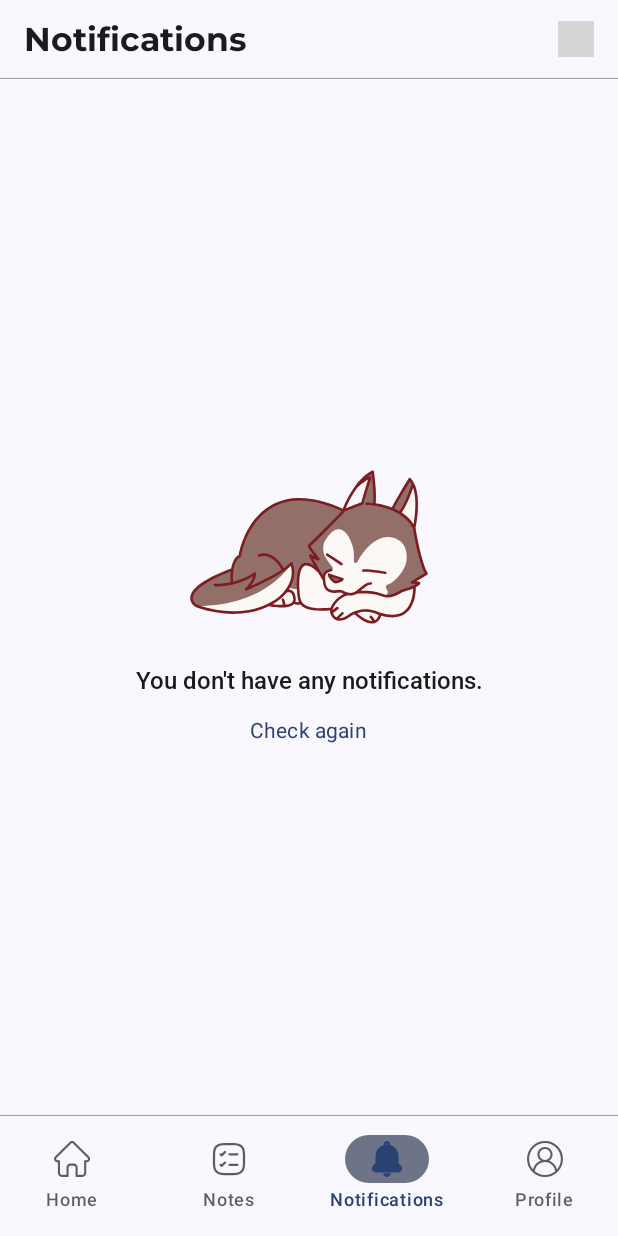
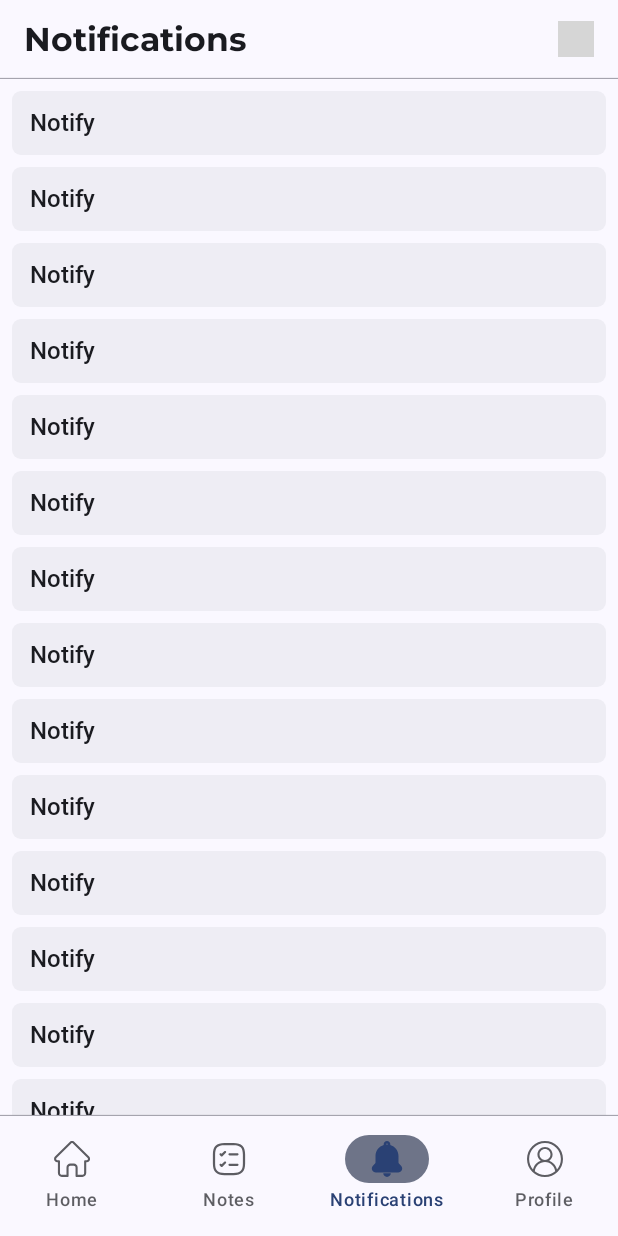
Before and after one commit to Chris-KH/WorkNestApp, an Android app built with Jetpack Compose: the composable NotificationScreen shown on its own in the app's theme, on a phone screen of 412 x 824 dp. Run offline under Robolectric (Android 15) with nearby library versions, the phone set to English and light mode, and no system bars; our stand-ins replace Dagger/Hilt's generated code, Firebase (no records; nobody signed in at launch, a user with empty details on screens opened directly); Roboto replaces fonts that are not available here; 1 statement that could not run was skipped; grey boxes are pictures that could not be loaded.

Commit message:
Notification model-viewmodel

```diff
--- a/app/src/main/java/com/apcs/worknestapp/data/remote/auth/AuthRepository.kt
+++ b/app/src/main/java/com/apcs/worknestapp/data/remote/auth/AuthRepository.kt
@@ -1,5 +1,6 @@
 package com.apcs.worknestapp.data.remote.auth
 
+import com.apcs.worknestapp.models.UserProfile
 import com.google.firebase.auth.FirebaseUser
 import kotlinx.coroutines.flow.StateFlow
 
--- a/app/src/main/java/com/apcs/worknestapp/data/remote/auth/AuthRepositoryImpl.kt
+++ b/app/src/main/java/com/apcs/worknestapp/data/remote/auth/AuthRepositoryImpl.kt
@@ -1,6 +1,7 @@
 package com.apcs.worknestapp.data.remote.auth
 
 import com.apcs.worknestapp.domain.logic.Validator
+import com.apcs.worknestapp.models.UserProfile
 import com.google.firebase.Timestamp
 import com.google.firebase.auth.FirebaseAuth
 import com.google.firebase.auth.FirebaseUser
--- /dev/null
+++ b/app/src/main/java/com/apcs/worknestapp/models/Notification.kt
@@ -0,0 +1,13 @@
+package com.apcs.worknestapp.models
+
+import com.google.firebase.Timestamp
+import com.google.firebase.firestore.DocumentId
+import com.google.firebase.firestore.ServerTimestamp
+
+data class Notification(
+    @DocumentId val docId: String? = null,
+    val title: String? = null,
+    val message: String? = null,
+    val isRead: Boolean? = null,
+    @ServerTimestamp val createdAt: Timestamp? = null,
+)
--- a/app/src/main/java/com/apcs/worknestapp/data/remote/auth/UserProfile.kt
+++ b/app/src/main/java/com/apcs/worknestapp/models/UserProfile.kt
@@ -1,4 +1,4 @@
-package com.apcs.worknestapp.data.remote.auth
+package com.apcs.worknestapp.models
 
 import com.google.firebase.Timestamp
 import com.google.firebase.firestore.DocumentId
--- a/app/src/main/java/com/apcs/worknestapp/ui/screens/home/HomeScreen.kt
+++ b/app/src/main/java/com/apcs/worknestapp/ui/screens/home/HomeScreen.kt
@@ -5,9 +5,10 @@ import androidx.compose.foundation.interaction.collectIsFocusedAsState
 import androidx.compose.foundation.layout.Box
 import androidx.compose.foundation.layout.fillMaxWidth
 import androidx.compose.foundation.layout.padding
+import androidx.compose.foundation.rememberScrollState
+import androidx.compose.foundation.verticalScroll
 import androidx.compose.material3.MaterialTheme
 import androidx.compose.material3.Scaffold
-import androidx.compose.material3.Text
 import androidx.compose.runtime.Composable
 import androidx.compose.runtime.getValue
 import androidx.compose.runtime.mutableStateOf
@@ -46,6 +47,7 @@ fun HomeScreen(
     ) { innerPadding ->
         Box(
             modifier = Modifier
+                .verticalScroll(rememberScrollState())
                 .padding(innerPadding)
                 .fillMaxWidth(),
         ) {
--- a/app/src/main/java/com/apcs/worknestapp/ui/screens/home/QuickAddNoteInput.kt
+++ b/app/src/main/java/com/apcs/worknestapp/ui/screens/home/QuickAddNoteInput.kt
@@ -60,7 +60,7 @@ fun QuickAddNoteInput(
                 fontWeight = FontWeight.Normal,
             )
         }
-        Spacer(modifier = Modifier.height(16.dp))
+        Spacer(modifier = Modifier.height(12.dp))
         Column(
             modifier = Modifier
                 .fillMaxWidth()
@@ -73,7 +73,11 @@ fun QuickAddNoteInput(
                     color = MaterialTheme.colorScheme.surfaceContainerHigh,
                     shape = RoundedCornerShape(50f),
                 )
-                .padding(24.dp),
+                .padding(horizontal = 24.dp)
+                .padding(
+                    top = 24.dp,
+                    bottom = if (isFocused) 12.dp else 24.dp
+                ),
         ) {
             Row(
                 modifier = Modifier.fillMaxWidth(),
--- /dev/null
+++ b/app/src/main/java/com/apcs/worknestapp/ui/screens/notification/NotificationItem.kt
@@ -0,0 +1,49 @@
+package com.apcs.worknestapp.ui.screens.notification
+
+import androidx.compose.foundation.background
+import androidx.compose.foundation.clickable
+import androidx.compose.foundation.layout.Arrangement
+import androidx.compose.foundation.layout.Column
+import androidx.compose.foundation.layout.Row
+import androidx.compose.foundation.layout.fillMaxWidth
+import androidx.compose.foundation.layout.padding
+import androidx.compose.foundation.shape.RoundedCornerShape
+import androidx.compose.material3.MaterialTheme
+import androidx.compose.material3.Text
+import androidx.compose.runtime.Composable
+import androidx.compose.ui.Alignment
+import androidx.compose.ui.Modifier
+import androidx.compose.ui.unit.dp
+import androidx.compose.ui.unit.sp
+import com.apcs.worknestapp.models.Notification
+
+@Composable
+fun NotificationItem(
+    notification: Notification,
+) {
+    Column(
+        modifier = Modifier
+            .clickable(onClick = {})
+            .fillMaxWidth()
+            .background(
+                color = MaterialTheme.colorScheme.surfaceContainer,
+                shape = RoundedCornerShape(6.dp)
+            )
+            .padding(
+                horizontal = 12.dp,
+                vertical = 12.dp
+            ),
+    ) {
+        Row(
+            modifier = Modifier.fillMaxWidth(),
+            verticalAlignment = Alignment.CenterVertically,
+            horizontalArrangement = Arrangement.SpaceBetween,
+        ) {
+            Text(
+                text = notification.title ?: "",
+                fontSize = 16.sp,
+                lineHeight = 16.sp,
+            )
+        }
+    }
+}
--- a/app/src/main/java/com/apcs/worknestapp/ui/screens/notification/NotificationScreen.kt
+++ b/app/src/main/java/com/apcs/worknestapp/ui/screens/notification/NotificationScreen.kt
@@ -1,6 +1,10 @@
 package com.apcs.worknestapp.ui.screens.notification
 
+import androidx.compose.foundation.layout.PaddingValues
+import androidx.compose.foundation.layout.Spacer
 import androidx.compose.foundation.layout.fillMaxSize
+import androidx.compose.foundation.layout.fillMaxWidth
+import androidx.compose.foundation.layout.height
 import androidx.compose.foundation.layout.padding
 import androidx.compose.foundation.layout.size
 import androidx.compose.foundation.lazy.LazyColumn
@@ -8,13 +12,14 @@ import androidx.compose.foundation.lazy.itemsIndexed
 import androidx.compose.material3.ExperimentalMaterial3Api
 import androidx.compose.material3.Icon
 import androidx.compose.material3.IconButton
+import androidx.compose.material3.MaterialTheme
+import androidx.compose.material3.ModalBottomSheet
 import androidx.compose.material3.Scaffold
 import androidx.compose.material3.SnackbarHostState
-import androidx.compose.material3.Text
 import androidx.compose.material3.pulltorefresh.PullToRefreshBox
 import androidx.compose.runtime.Composable
+import androidx.compose.runtime.collectAsState
 import androidx.compose.runtime.getValue
-import androidx.compose.runtime.key
 import androidx.compose.runtime.mutableStateOf
 import androidx.compose.runtime.remember
 import androidx.compose.runtime.rememberCoroutineScope
@@ -23,11 +28,13 @@ import androidx.compose.ui.Modifier
 import androidx.compose.ui.draw.rotate
 import androidx.compose.ui.res.painterResource
 import androidx.compose.ui.unit.dp
+import androidx.hilt.navigation.compose.hiltViewModel
 import androidx.navigation.NavHostController
 import com.apcs.worknestapp.R
 import com.apcs.worknestapp.ui.components.bottombar.MainBottomBar
 import com.apcs.worknestapp.ui.components.topbar.TopBarNotificationScreen
 import com.apcs.worknestapp.ui.screens.Screen
+import com.apcs.worknestapp.viewmodels.NotificationViewModel
 import kotlinx.coroutines.delay
 import kotlinx.coroutines.launch
 
@@ -37,11 +44,12 @@ fun NotificationScreen(
     navController: NavHostController,
     snackbarHost: SnackbarHostState,
     modifier: Modifier = Modifier,
+    notificationViewModel: NotificationViewModel = hiltViewModel(),
 ) {
     val coroutineScope = rememberCoroutineScope()
-
-    var messages by remember { mutableStateOf<List<String>>(List(size = 0) { "Hehe" }) }
     var isRefreshing by remember { mutableStateOf(false) }
+    var showModalBottom by remember { mutableStateOf(false) }
+    val notifications = notificationViewModel.notifications.collectAsState()
 
     fun refreshNotifications() {
         isRefreshing = true
@@ -57,7 +65,7 @@ fun NotificationScreen(
                 actions = {
                     IconButton(
                         onClick = {
-
+                            showModalBottom = true
                         }
                     ) {
                         Icon(
@@ -79,7 +87,14 @@ fun NotificationScreen(
         },
         modifier = modifier,
     ) { innerPadding ->
-        if (messages.isEmpty()) {
+        if (showModalBottom) {
+            ModalBottomSheet(
+                onDismissRequest = { showModalBottom = false },
+                containerColor = MaterialTheme.colorScheme.surface
+            ) {}
+        }
+
+        if (notifications.value.isEmpty()) {
             EmptyNotification(
                 isRefreshing = isRefreshing,
                 onRefresh = { refreshNotifications() },
@@ -95,12 +110,16 @@ fun NotificationScreen(
                     .padding(innerPadding)
                     .fillMaxSize()
             ) {
-                LazyColumn {
+                LazyColumn(
+                    contentPadding = PaddingValues(8.dp),
+                    modifier = Modifier.fillMaxWidth(),
+                ) {
                     itemsIndexed(
-                        items = messages,
-                        key = { idx, _ -> idx }
+                        items = notifications.value,
+                        key = { _, item -> item.docId.hashCode() }
                     ) { idx, item ->
-                        Text(text = item)
+                        NotificationItem(notification = item)
+                        if (idx + 1 < notifications.value.size) Spacer(Modifier.height(8.dp))
                     }
                 }
             }
--- /dev/null
+++ b/app/src/main/java/com/apcs/worknestapp/viewmodels/NotificationViewModel.kt
@@ -0,0 +1,28 @@
+package com.apcs.worknestapp.viewmodels
+
+import androidx.lifecycle.ViewModel
+import com.apcs.worknestapp.models.Notification
+import com.google.firebase.Timestamp
+import dagger.hilt.android.lifecycle.HiltViewModel
+import kotlinx.coroutines.flow.MutableStateFlow
+import kotlinx.coroutines.flow.StateFlow
+import javax.inject.Inject
+import kotlin.random.Random
+
+@HiltViewModel
+class NotificationViewModel @Inject constructor(
+) : ViewModel() {
+    private val _notifications = MutableStateFlow<List<Notification>>(
+        List(size = 100) { idx ->
+            Notification(
+                docId = idx.toString(),
+                title = "Notify",
+                message = "Hello bro",
+                isRead = Random.nextBoolean(),
+                createdAt = Timestamp.now()
+            )
+        }
+    )
+    val notifications: StateFlow<List<Notification>> = _notifications
+
+}
```
